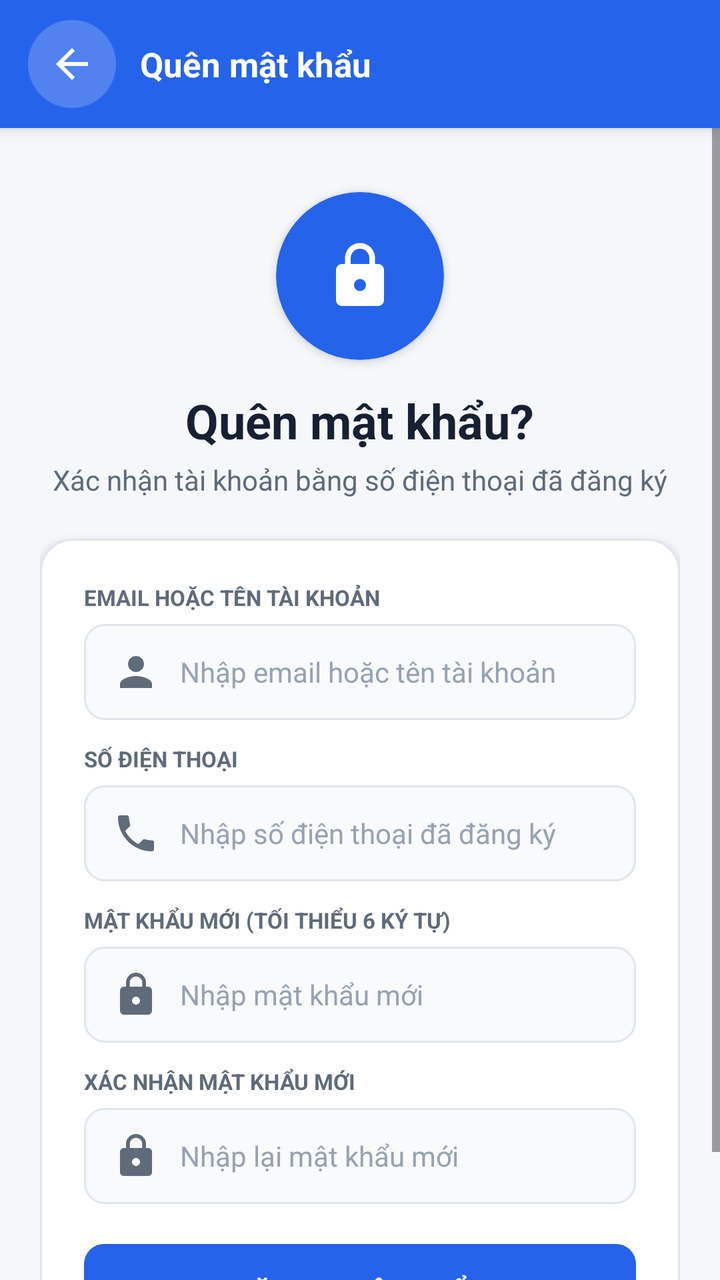
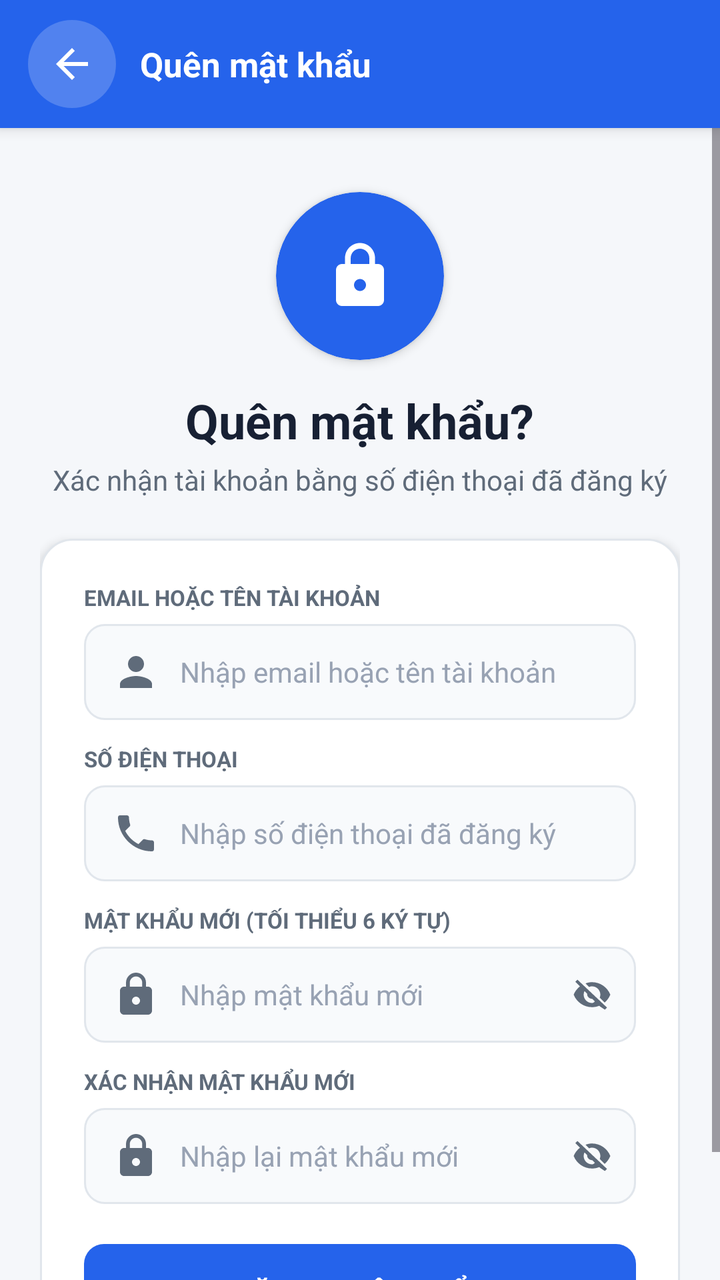

Two renders of the same Android screen: before a commit and after it. Below are the layout's source before the change and the commit's diff.
<!-- AndroidManifest.xml: application theme Theme.Ecommerce -->
<!-- res/layout/activity_reset_password.xml -->
<?xml version="1.0" encoding="utf-8"?>
<LinearLayout xmlns:android="http://schemas.android.com/apk/res/android"
    xmlns:app="http://schemas.android.com/apk/res-auto"
    xmlns:tools="http://schemas.android.com/tools"
    android:layout_width="match_parent"
    android:layout_height="match_parent"
    android:background="@color/page_background"
    android:orientation="vertical"
    tools:context=".ResetPasswordActivity">

    <LinearLayout
        android:id="@+id/topBar"
        style="@style/AppToolbar">

        <ImageButton
            android:id="@+id/btnBackToLogin"
            style="@style/AppToolbarBackButton" />

        <TextView
            style="@style/AppToolbarTitle"
            android:layout_width="0dp"
            android:layout_height="wrap_content"
            android:layout_marginStart="12dp"
            android:layout_weight="1"
            android:text="Quên mật khẩu" />
    </LinearLayout>

    <ScrollView
        android:layout_width="match_parent"
        android:layout_height="0dp"
        android:layout_weight="1"
        android:fillViewport="true">

    <LinearLayout
        android:layout_width="match_parent"
        android:layout_height="wrap_content"
        android:gravity="center"
        android:orientation="vertical"
        android:padding="20dp">

        <com.google.android.material.card.MaterialCardView
            android:layout_width="84dp"
            android:layout_height="84dp"
            android:layout_marginTop="12dp"
            app:cardBackgroundColor="@color/primary"
            app:cardCornerRadius="42dp"
            app:cardElevation="3dp"
            app:strokeWidth="0dp">

            <ImageView
                android:layout_width="match_parent"
                android:layout_height="match_parent"
                android:contentDescription="Đặt lại mật khẩu"
                android:padding="24dp"
                android:src="@drawable/ic_lock"
                app:tint="@color/white" />
        </com.google.android.material.card.MaterialCardView>

        <TextView
            android:layout_width="wrap_content"
            android:layout_height="wrap_content"
            android:layout_marginTop="14dp"
            android:text="Quên mật khẩu?"
            android:textColor="@color/text_primary"
            android:textSize="24sp"
            android:textStyle="bold" />

        <TextView
            android:layout_width="wrap_content"
            android:layout_height="wrap_content"
            android:layout_marginTop="4dp"
            android:layout_marginBottom="20dp"
            android:gravity="center"
            android:text="Xác nhận tài khoản bằng số điện thoại đã đăng ký"
            android:textColor="@color/text_secondary"
            android:textSize="14sp" />

        <LinearLayout
            android:layout_width="match_parent"
            android:layout_height="wrap_content"
            android:background="@drawable/bg_card_white"
            android:elevation="3dp"
            android:orientation="vertical"
            android:padding="22dp">

            <TextView
                android:layout_width="wrap_content"
                android:layout_height="wrap_content"
                android:text="EMAIL HOẶC TÊN TÀI KHOẢN"
                android:textColor="@color/text_secondary"
                android:textSize="11sp"
                android:textStyle="bold" />

            <EditText
                android:id="@+id/edtResetIdentity"
                android:layout_width="match_parent"
                android:layout_height="48dp"
                android:layout_marginTop="6dp"
                android:layout_marginBottom="12dp"
                android:background="@drawable/bg_input"
                android:drawableStart="@drawable/ic_person"
                android:drawablePadding="10dp"
                android:hint="Nhập email hoặc tên tài khoản"
                android:imeOptions="actionNext"
                android:inputType="text"
                android:maxLines="1"
                android:paddingHorizontal="14dp"
                android:textColor="@color/text_primary"
                android:textColorHint="@color/text_tertiary"
                android:textSize="14sp" />

            <TextView
                android:layout_width="wrap_content"
                android:layout_height="wrap_content"
                android:text="SỐ ĐIỆN THOẠI"
                android:textColor="@color/text_secondary"
                android:textSize="11sp"
                android:textStyle="bold" />

            <EditText
                android:id="@+id/edtResetPhone"
                android:layout_width="match_parent"
                android:layout_height="48dp"
                android:layout_marginTop="6dp"
                android:layout_marginBottom="12dp"
                android:background="@drawable/bg_input"
                android:drawableStart="@drawable/ic_phone"
                android:drawablePadding="10dp"
                android:hint="Nhập số điện thoại đã đăng ký"
                android:imeOptions="actionNext"
                android:inputType="phone"
                android:maxLines="1"
                android:paddingHorizontal="14dp"
                android:textColor="@color/text_primary"
                android:textColorHint="@color/text_tertiary"
                android:textSize="14sp" />

            <TextView
                android:layout_width="wrap_content"
                android:layout_height="wrap_content"
                android:text="MẬT KHẨU MỚI (TỐI THIỂU 6 KÝ TỰ)"
                android:textColor="@color/text_secondary"
                android:textSize="11sp"
                android:textStyle="bold" />

            <EditText
                android:id="@+id/edtResetPassword"
                android:layout_width="match_parent"
                android:layout_height="48dp"
                android:layout_marginTop="6dp"
                android:layout_marginBottom="12dp"
                android:background="@drawable/bg_input"
                android:drawableStart="@drawable/ic_lock"
                android:drawablePadding="10dp"
                android:hint="Nhập mật khẩu mới"
                android:imeOptions="actionNext"
                android:inputType="textPassword"
                android:maxLines="1"
                android:paddingHorizontal="14dp"
                android:textColor="@color/text_primary"
                android:textColorHint="@color/text_tertiary"
                android:textSize="14sp" />

            <TextView
                android:layout_width="wrap_content"
                android:layout_height="wrap_content"
                android:text="XÁC NHẬN MẬT KHẨU MỚI"
                android:textColor="@color/text_secondary"
                android:textSize="11sp"
                android:textStyle="bold" />

            <EditText
                android:id="@+id/edtResetConfirmPassword"
                android:layout_width="match_parent"
                android:layout_height="48dp"
                android:layout_marginTop="6dp"
                android:layout_marginBottom="20dp"
                android:background="@drawable/bg_input"
                android:drawableStart="@drawable/ic_lock"
                android:drawablePadding="10dp"
                android:hint="Nhập lại mật khẩu mới"
                android:imeOptions="actionDone"
                android:inputType="textPassword"
                android:maxLines="1"
                android:paddingHorizontal="14dp"
                android:textColor="@color/text_primary"
                android:textColorHint="@color/text_tertiary"
                android:textSize="14sp" />

            <FrameLayout
                android:layout_width="match_parent"
                android:layout_height="48dp">

                <Button
                    android:id="@+id/btnResetPassword"
                    android:layout_width="match_parent"
                    android:layout_height="48dp"
                    android:background="@drawable/bg_primary_button"
                    android:text="ĐẶT LẠI MẬT KHẨU"
                    android:textColor="@color/white"
                    android:textSize="14sp"
                    android:textStyle="bold"
                    app:backgroundTint="@null" />

                <ProgressBar
                    android:id="@+id/progressBarReset"
                    android:layout_width="26dp"
                    android:layout_height="26dp"
                    android:layout_gravity="center"
                    android:indeterminate="true"
                    android:indeterminateTint="@color/white"
                    android:visibility="gone" />
            </FrameLayout>
        </LinearLayout>
    </LinearLayout>
    </ScrollView>
</LinearLayout>
<!-- resources referenced by this layout -->
<resources>
  <color name="page_background">#FFF5F7FA</color>
  <color name="primary">#FF2563EB</color>
  <color name="text_primary">#FF172033</color>
  <color name="text_secondary">#FF5F6B7A</color>
  <color name="text_tertiary">#FF98A2B3</color>
  <color name="white">#FFFFFFFF</color>
  <!-- drawable bg_card_white (drawable) -->
  <?xml version="1.0" encoding="utf-8"?>
  <shape xmlns:android="http://schemas.android.com/apk/res/android">
      <solid android:color="@color/white" />
      <corners android:radius="16dp" />
      <stroke android:width="1dp" android:color="@color/card_stroke" />
  </shape>
  <!-- drawable bg_input (drawable) -->
  <?xml version="1.0" encoding="utf-8"?>
  <shape xmlns:android="http://schemas.android.com/apk/res/android">
      <solid android:color="@color/input_background" />
      <corners android:radius="10dp" />
      <stroke android:width="1dp" android:color="@color/card_stroke" />
  </shape>
  <!-- drawable bg_primary_button (drawable) -->
  <?xml version="1.0" encoding="utf-8"?>
  <shape xmlns:android="http://schemas.android.com/apk/res/android">
      <solid android:color="@color/primary" />
      <corners android:radius="10dp" />
  </shape>
  <style name="AppToolbar">
          <item name="android:layout_width">match_parent</item>
          <item name="android:layout_height">64dp</item>
          <item name="android:background">@color/primary</item>
          <item name="android:gravity">center_vertical</item>
          <item name="android:orientation">horizontal</item>
          <item name="android:paddingHorizontal">14dp</item>
          <item name="android:elevation">4dp</item>
      </style>
  <style name="AppToolbarTitle">
          <item name="android:textColor">@color/white</item>
          <item name="android:textSize">17sp</item>
          <item name="android:textStyle">bold</item>
      </style>
  <style name="Theme.Ecommerce" parent="Base.Theme.Ecommerce" />
  <color name="card_stroke">#FFE1E6EC</color>
  <color name="input_background">#FFF8FAFC</color>
  <!-- drawable bg_toolbar_icon_button (drawable) -->
  <?xml version="1.0" encoding="utf-8"?>
  <shape xmlns:android="http://schemas.android.com/apk/res/android"
      android:shape="oval">
      <solid android:color="#33FFFFFF" />
  </shape>
  <!-- drawable ic_arrow_back (drawable) -->
  <?xml version="1.0" encoding="utf-8"?>
  <vector xmlns:android="http://schemas.android.com/apk/res/android" android:width="24dp" android:height="24dp" android:viewportWidth="24" android:viewportHeight="24">
      <path android:fillColor="#FF172033" android:pathData="M20,11H7.83l5.59,-5.59L12,4l-8,8 8,8 1.41,-1.41L7.83,13H20v-2z"/>
  </vector>
  <style name="Base.Theme.Ecommerce" parent="Theme.Material3.DayNight.NoActionBar">
          
          
      </style>
  <!-- unchanged entries left out for length: 4 -->
</resources>

<!-- the commit's change to res/layout/activity_reset_password.xml (unified diff, before → after) -->
@@ -143,23 +143,42 @@
                 android:textSize="11sp"
                 android:textStyle="bold" />
 
-            <EditText
-                android:id="@+id/edtResetPassword"
-                android:layout_width="match_parent"
-                android:layout_height="48dp"
-                android:layout_marginTop="6dp"
-                android:layout_marginBottom="12dp"
-                android:background="@drawable/bg_input"
-                android:drawableStart="@drawable/ic_lock"
-                android:drawablePadding="10dp"
-                android:hint="Nhập mật khẩu mới"
-                android:imeOptions="actionNext"
-                android:inputType="textPassword"
-                android:maxLines="1"
-                android:paddingHorizontal="14dp"
-                android:textColor="@color/text_primary"
-                android:textColorHint="@color/text_tertiary"
-                android:textSize="14sp" />
+            <RelativeLayout
+                android:layout_width="match_parent"
+                android:layout_height="wrap_content"
+                android:layout_marginTop="6dp"
+                android:layout_marginBottom="12dp">
+
+                <EditText
+                    android:id="@+id/edtResetPassword"
+                    android:layout_width="match_parent"
+                    android:layout_height="48dp"
+                    android:background="@drawable/bg_input"
+                    android:drawableStart="@drawable/ic_lock"
+                    android:drawablePadding="10dp"
+                    android:hint="Nhập mật khẩu mới"
+                    android:imeOptions="actionNext"
+                    android:inputType="textPassword"
+                    android:maxLines="1"
+                    android:paddingStart="14dp"
+                    android:paddingEnd="46dp"
+                    android:textColor="@color/text_primary"
+                    android:textColorHint="@color/text_tertiary"
+                    android:textSize="14sp" />
+
+                <ImageView
+                    android:id="@+id/btnToggleResetPassword"
+                    android:layout_width="44dp"
+                    android:layout_height="48dp"
+                    android:layout_alignParentEnd="true"
+                    android:background="?attr/selectableItemBackgroundBorderless"
+                    android:clickable="true"
+                    android:contentDescription="Hiện mật khẩu"
+                    android:focusable="true"
+                    android:padding="12dp"
+                    android:src="@drawable/ic_visibility_off"
+                    app:tint="@color/text_secondary" />
+            </RelativeLayout>
 
             <TextView
                 android:layout_width="wrap_content"
@@ -169,23 +188,42 @@
                 android:textSize="11sp"
                 android:textStyle="bold" />
 
-            <EditText
-                android:id="@+id/edtResetConfirmPassword"
-                android:layout_width="match_parent"
-                android:layout_height="48dp"
-                android:layout_marginTop="6dp"
-                android:layout_marginBottom="20dp"
-                android:background="@drawable/bg_input"
-                android:drawableStart="@drawable/ic_lock"
-                android:drawablePadding="10dp"
-                android:hint="Nhập lại mật khẩu mới"
-                android:imeOptions="actionDone"
-                android:inputType="textPassword"
-                android:maxLines="1"
-                android:paddingHorizontal="14dp"
-                android:textColor="@color/text_primary"
-                android:textColorHint="@color/text_tertiary"
-                android:textSize="14sp" />
+            <RelativeLayout
+                android:layout_width="match_parent"
+                android:layout_height="wrap_content"
+                android:layout_marginTop="6dp"
+                android:layout_marginBottom="20dp">
+
+                <EditText
+                    android:id="@+id/edtResetConfirmPassword"
+                    android:layout_width="match_parent"
+                    android:layout_height="48dp"
+                    android:background="@drawable/bg_input"
+                    android:drawableStart="@drawable/ic_lock"
+                    android:drawablePadding="10dp"
+                    android:hint="Nhập lại mật khẩu mới"
+                    android:imeOptions="actionDone"
+                    android:inputType="textPassword"
+                    android:maxLines="1"
+                    android:paddingStart="14dp"
+                    android:paddingEnd="46dp"
+                    android:textColor="@color/text_primary"
+                    android:textColorHint="@color/text_tertiary"
+                    android:textSize="14sp" />
+
+                <ImageView
+                    android:id="@+id/btnToggleResetConfirmPassword"
+                    android:layout_width="44dp"
+                    android:layout_height="48dp"
+                    android:layout_alignParentEnd="true"
+                    android:background="?attr/selectableItemBackgroundBorderless"
+                    android:clickable="true"
+                    android:contentDescription="Hiện mật khẩu"
+                    android:focusable="true"
+                    android:padding="12dp"
+                    android:src="@drawable/ic_visibility_off"
+                    app:tint="@color/text_secondary" />
+            </RelativeLayout>
 
             <FrameLayout
                 android:layout_width="match_parent"
<!-- resource entries referenced after the edit -->
@@ -26,13 +26,19 @@
       <solid android:color="@color/primary" />
       <corners android:radius="10dp" />
   </shape>
+  <!-- drawable ic_visibility_off (drawable) -->
+  <?xml version="1.0" encoding="utf-8"?>
+  <vector xmlns:android="http://schemas.android.com/apk/res/android" android:width="24dp" android:height="24dp" android:viewportWidth="24" android:viewportHeight="24">
+      <path android:fillColor="#FF5F6B7A" android:pathData="M12,7c2.76,0 5,2.24 5,5 0,0.65 -0.13,1.27 -0.36,1.83l2.92,2.92c1.48,-1.25 2.66,-2.86 3.44,-4.75 -1.73,-4.39 -6,-7.5 -11,-7.5 -1.37,0 -2.68,0.27 -3.88,0.77l2.18,2.18C10.73,7.13 11.34,7 12,7zM2,4.27l2.28,2.28 0.46,0.46C2.99,8.45 1.63,10.26 1,12c1.73,4.39 6,7.5 11,7.5 1.55,0 3.03,-0.3 4.38,-0.84l0.42,0.42L19.73,21 21,19.73 3.27,3 2,4.27zM12,17c-2.76,0 -5,-2.24 -5,-5 0,-0.77 0.18,-1.5 0.49,-2.14l1.57,1.57c-0.01,0.02 -0.01,0.04 -0.01,0.07 0,1.66 1.34,3 3,3 0.03,0 0.05,0 0.07,-0.01l1.57,1.57C13.06,16.84 12.55,17 12,17z"/>
+  </vector>
   <style name="AppToolbar">
           <item name="android:layout_width">match_parent</item>
           <item name="android:layout_height">64dp</item>
           <item name="android:background">@color/primary</item>
           <item name="android:gravity">center_vertical</item>
           <item name="android:orientation">horizontal</item>
-          <item name="android:paddingHorizontal">14dp</item>
+          <item name="android:paddingLeft">14dp</item>
+          <item name="android:paddingRight">14dp</item>
           <item name="android:elevation">4dp</item>
       </style>
   <style name="AppToolbarTitle">
@@ -55,8 +61,6 @@
       <path android:fillColor="#FF172033" android:pathData="M20,11H7.83l5.59,-5.59L12,4l-8,8 8,8 1.41,-1.41L7.83,13H20v-2z"/>
   </vector>
   <style name="Base.Theme.Ecommerce" parent="Theme.Material3.DayNight.NoActionBar">
-          
-          
       </style>
   <!-- unchanged entries left out for length: 4 -->
 </resources>
